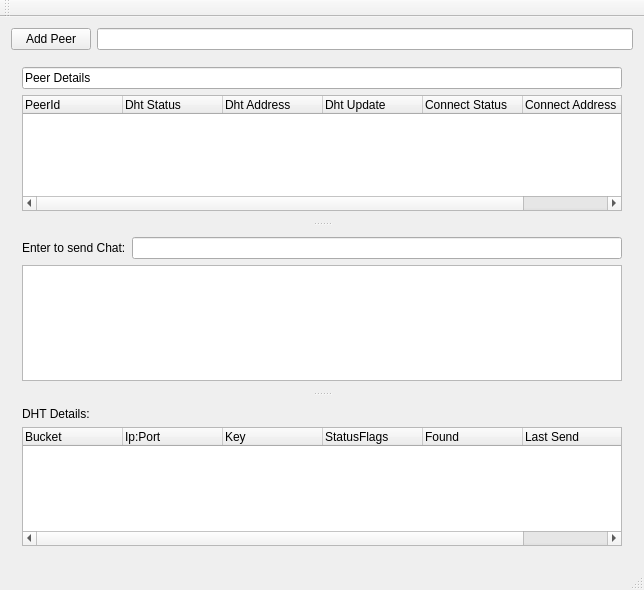
Above: PeerNetQt/src/mainwindow.ui from RetroShare/RetroShare before the change. Below: the same form after it.
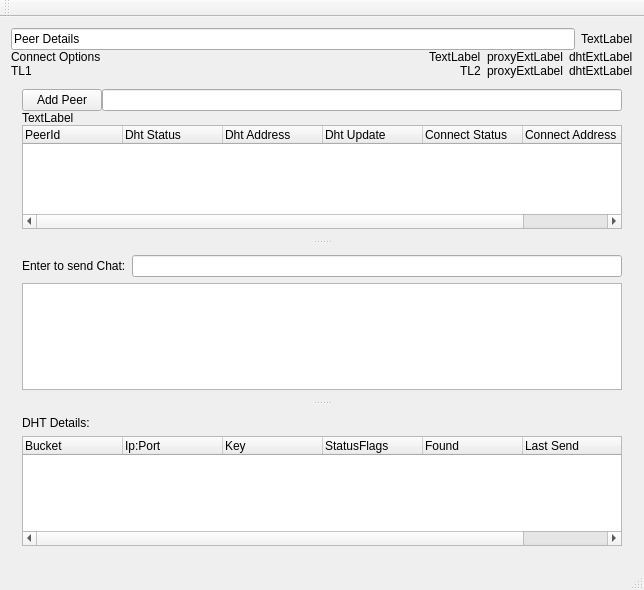
That is the form after the change.

Commit message: Added PeerNetStateBox. The idea is a single class which takes all the inputs and determines the Network State (Good, Bad, Firewalled etc) & if a Reset is required Using this we should be able to provide very good feedback to the user to help them get RS working optimally. Unfortunately it is quite a complex state box to get right! 	* Outlined basics of PeerNetStateBox. (Lots still to do!) 	* Added initial inputs for PeerNetStateBox. 	* Added NetState, NetworkMode, NatType, NatHole, ConnectMode outputs. 	* piped output through to GUI.

```diff
--- a/PeerNetQt/src/mainwindow.ui
+++ b/PeerNetQt/src/mainwindow.ui
@@ -18,17 +18,106 @@
   </property>
   <widget class="QWidget" name="centralWidget">
    <layout class="QVBoxLayout" name="verticalLayout_4">
+    <property name="spacing">
+     <number>0</number>
+    </property>
     <item>
-     <layout class="QHBoxLayout" name="horizontalLayout">
+     <layout class="QHBoxLayout" name="horizontalLayout_4">
       <item>
-       <widget class="QPushButton" name="addButton">
+       <widget class="QLineEdit" name="peerLine">
+        <property name="enabled">
+         <bool>true</bool>
+        </property>
         <property name="text">
-         <string>Add Peer</string>
+         <string>Peer Details</string>
         </property>
+        <property name="readOnly">
+         <bool>true</bool>
+        </property>
        </widget>
       </item>
       <item>
-       <widget class="QLineEdit" name="peerLineEdit"/>
+       <widget class="QLabel" name="netStatusLabel">
+        <property name="text">
+         <string>TextLabel</string>
+        </property>
+       </widget>
+      </item>
+     </layout>
+    </item>
+    <item>
+     <layout class="QHBoxLayout" name="horizontalLayout_3">
+      <item>
+       <widget class="QLabel" name="connectLabel">
+        <property name="sizePolicy">
+         <sizepolicy hsizetype="MinimumExpanding" vsizetype="Preferred">
+          <horstretch>0</horstretch>
+          <verstretch>0</verstretch>
+         </sizepolicy>
+        </property>
+        <property name="text">
+         <string>Connect Options</string>
+        </property>
+       </widget>
+      </item>
+      <item>
+       <widget class="QLabel" name="networkLabel">
+        <property name="text">
+         <string>TextLabel</string>
+        </property>
+       </widget>
+      </item>
+      <item>
+       <widget class="QLabel" name="natTypeLabel">
+        <property name="text">
+         <string>proxyExtLabel</string>
+        </property>
+       </widget>
+      </item>
+      <item>
+       <widget class="QLabel" name="natHoleLabel">
+        <property name="text">
+         <string>dhtExtLabel</string>
+        </property>
+       </widget>
+      </item>
+     </layout>
+    </item>
+    <item>
+     <layout class="QHBoxLayout" name="horizontalLayout_5">
+      <item>
+       <widget class="QLabel" name="connectStateLabel_2">
+        <property name="sizePolicy">
+         <sizepolicy hsizetype="MinimumExpanding" vsizetype="Preferred">
+          <horstretch>0</horstretch>
+          <verstretch>0</verstretch>
+         </sizepolicy>
+        </property>
+        <property name="text">
+         <string>TL1</string>
+        </property>
+       </widget>
+      </item>
+      <item>
+       <widget class="QLabel" name="extraLabel_2">
+        <property name="text">
+         <string>TL2</string>
+        </property>
+       </widget>
+      </item>
+      <item>
+       <widget class="QLabel" name="proxyExtLabel">
+        <property name="text">
+         <string>proxyExtLabel</string>
+        </property>
+       </widget>
+      </item>
+      <item>
+       <widget class="QLabel" name="dhtExtLabel">
+        <property name="text">
+         <string>dhtExtLabel</string>
+        </property>
+       </widget>
       </item>
      </layout>
     </item>
@@ -37,18 +126,32 @@
       <property name="orientation">
        <enum>Qt::Vertical</enum>
       </property>
-      <widget class="QWidget" name="layoutWidget">
+      <widget class="QWidget" name="">
        <layout class="QVBoxLayout" name="verticalLayout_2">
+        <property name="spacing">
+         <number>0</number>
+        </property>
         <item>
-         <widget class="QLineEdit" name="peerLine">
-          <property name="enabled">
-           <bool>true</bool>
+         <layout class="QHBoxLayout" name="horizontalLayout">
+          <property name="spacing">
+           <number>-1</number>
           </property>
+          <item>
+           <widget class="QPushButton" name="addButton">
+            <property name="text">
+             <string>Add Peer</string>
+            </property>
+           </widget>
+          </item>
+          <item>
+           <widget class="QLineEdit" name="peerLineEdit"/>
+          </item>
+         </layout>
+        </item>
+        <item>
+         <widget class="QLabel" name="peerSummaryLabel">
           <property name="text">
-           <string>Peer Details</string>
-          </property>
-          <property name="readOnly">
-           <bool>true</bool>
+           <string>TextLabel</string>
           </property>
          </widget>
         </item>
```
The commit also changes 6 other files.
